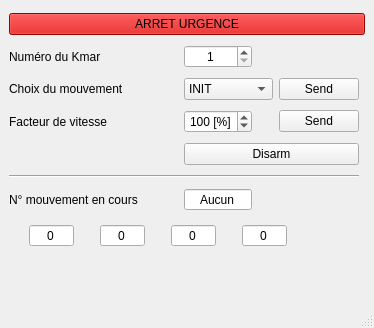
The window that PluginModules/KMAR/ihm_KMAR.ui (CRLG/LABOTBOX) describes before a commit, drawn with Qt 5.
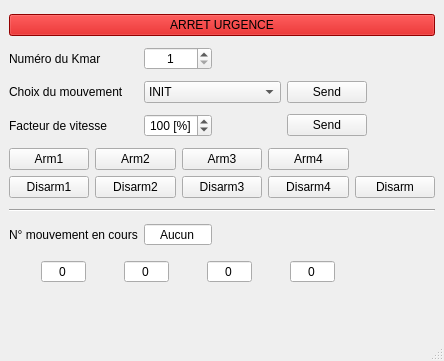
The same window after the commit. Custom widgets are drawn as their Qt base class.

Commit message: #63 [KMAR] Possibilité d'armer et désarmer individuellement chaque axe

Patch:
```diff
--- a/PluginModules/KMAR/ihm_KMAR.ui
+++ b/PluginModules/KMAR/ihm_KMAR.ui
@@ -6,8 +6,8 @@
    <rect>
     <x>0</x>
     <y>0</y>
-    <width>374</width>
-    <height>328</height>
+    <width>444</width>
+    <height>361</height>
    </rect>
   </property>
   <property name="windowTitle">
@@ -43,7 +43,7 @@
       </property>
      </widget>
     </item>
-    <item row="9" column="0" colspan="5">
+    <item row="10" column="0" colspan="5">
      <layout class="QGridLayout" name="gridLayout_2">
       <item row="0" column="2">
        <widget class="QSpinBox" name="pos_axe3">
@@ -367,26 +367,6 @@
       </property>
      </widget>
     </item>
-    <item row="5" column="1" colspan="3">
-     <widget class="QPushButton" name="disarm">
-      <property name="text">
-       <string>Disarm</string>
-      </property>
-     </widget>
-    </item>
-    <item row="5" column="0">
-     <spacer name="horizontalSpacer">
-      <property name="orientation">
-       <enum>Qt::Horizontal</enum>
-      </property>
-      <property name="sizeHint" stdset="0">
-       <size>
-        <width>155</width>
-        <height>20</height>
-       </size>
-      </property>
-     </spacer>
-    </item>
     <item row="4" column="0">
      <widget class="QLabel" name="label_3">
       <property name="text">
@@ -394,14 +374,14 @@
       </property>
      </widget>
     </item>
-    <item row="7" column="0">
+    <item row="8" column="0">
      <widget class="QLabel" name="label_4">
       <property name="text">
        <string>N° mouvement en cours</string>
       </property>
      </widget>
     </item>
-    <item row="7" column="1">
+    <item row="8" column="1">
      <widget class="QSpinBox" name="num_mouvement_en_cours">
       <property name="alignment">
        <set>Qt::AlignCenter</set>
@@ -420,7 +400,77 @@
       </property>
      </widget>
     </item>
-    <item row="6" column="0" colspan="4">
+    <item row="5" column="0" colspan="5">
+     <layout class="QGridLayout" name="gridLayout_3">
+      <item row="1" column="2">
+       <widget class="QPushButton" name="arm_3">
+        <property name="text">
+         <string>Arm3</string>
+        </property>
+       </widget>
+      </item>
+      <item row="1" column="0">
+       <widget class="QPushButton" name="arm_1">
+        <property name="text">
+         <string>Arm1</string>
+        </property>
+       </widget>
+      </item>
+      <item row="1" column="3">
+       <widget class="QPushButton" name="arm_4">
+        <property name="text">
+         <string>Arm4</string>
+        </property>
+       </widget>
+      </item>
+      <item row="1" column="1">
+       <widget class="QPushButton" name="arm_2">
+        <property name="text">
+         <string>Arm2</string>
+        </property>
+       </widget>
+      </item>
+      <item row="2" column="0">
+       <widget class="QPushButton" name="disarm_1">
+        <property name="text">
+         <string>Disarm1</string>
+        </property>
+       </widget>
+      </item>
+      <item row="2" column="1">
+       <widget class="QPushButton" name="disarm_2">
+        <property name="text">
+         <string>Disarm2</string>
+        </property>
+       </widget>
+      </item>
+      <item row="2" column="2">
+       <widget class="QPushButton" name="disarm_3">
+        <property name="text">
+         <string>Disarm3</string>
+        </property>
+       </widget>
+      </item>
+      <item row="2" column="3">
+       <widget class="QPushButton" name="disarm_4">
+        <property name="text">
+         <string>Disarm4</string>
+        </property>
+       </widget>
+      </item>
+      <item row="2" column="4">
+       <widget class="QPushButton" name="disarm">
+        <property name="toolTip">
+         <string>Stop &amp; Disarm all</string>
+        </property>
+        <property name="text">
+         <string>Disarm</string>
+        </property>
+       </widget>
+      </item>
+     </layout>
+    </item>
+    <item row="7" column="0" colspan="5">
      <widget class="Line" name="line">
       <property name="orientation">
        <enum>Qt::Horizontal</enum>
```
Left out of the diff: 2 changed lines with no effect on the pictures. The commit also changes 2 other files.
